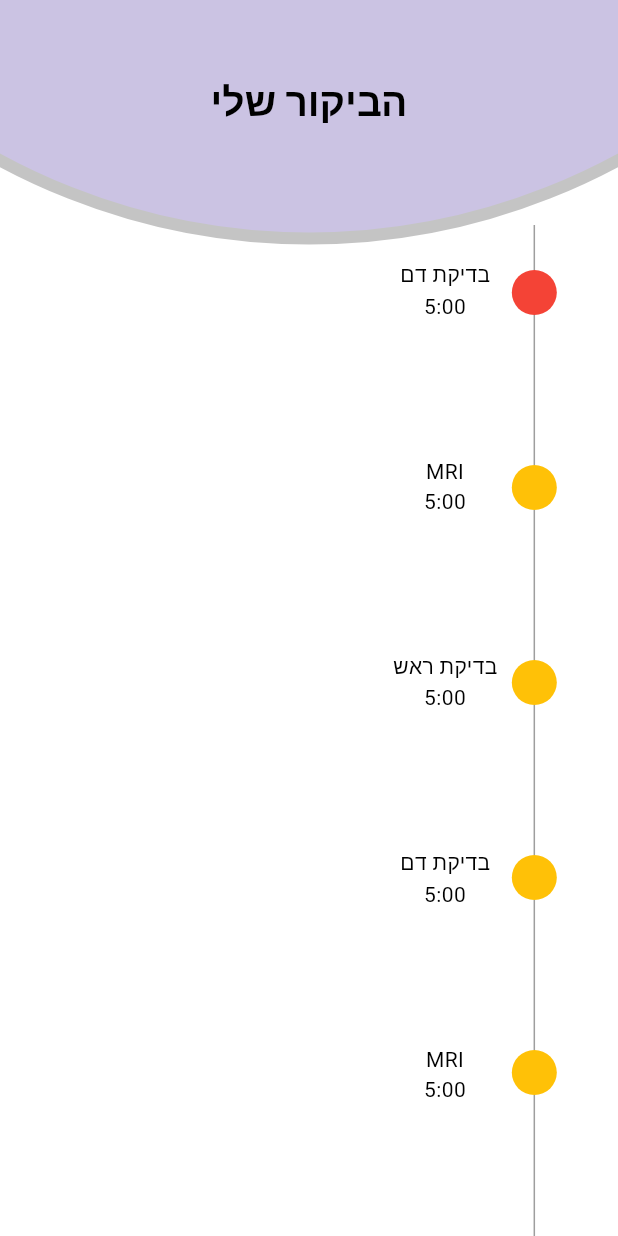
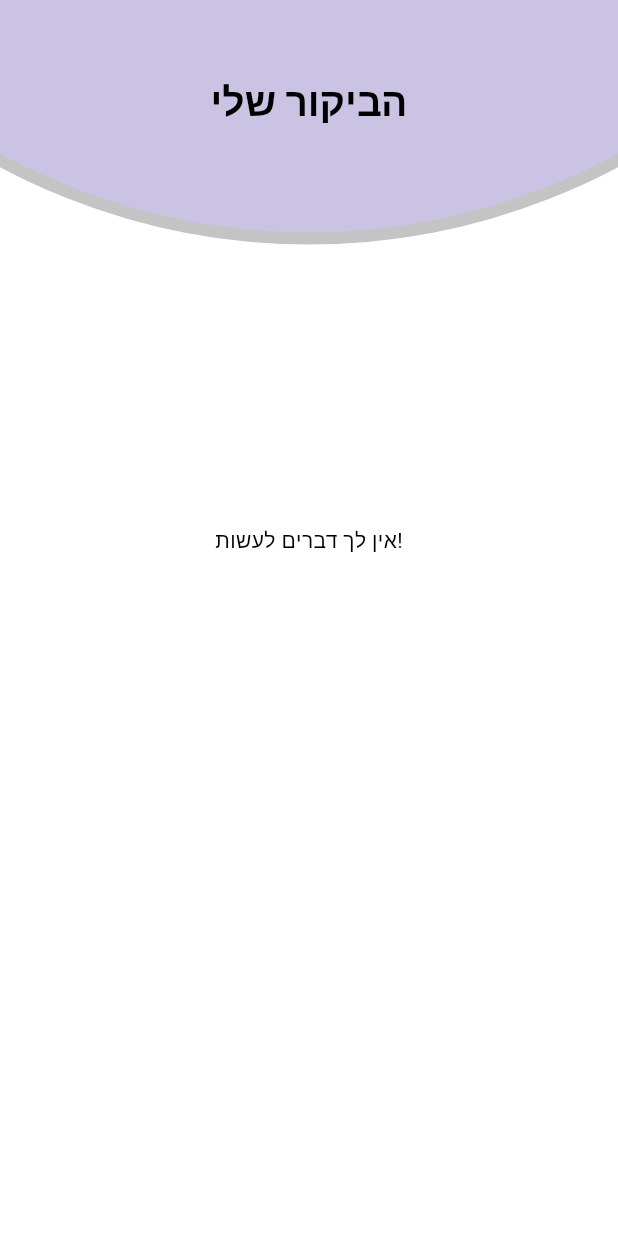
Before and after one commit to tomerkatz2001/with_me_2, a Flutter app: the VisitCoursePage screen opened by its route, on a phone screen of 412 x 824 dp. Run offline on Flutter 3.47's test engine with Material 2 defaults, Android fonts, the phone set to English and light mode, and no system bars; our stand-ins replace cloud_firestore, firebase_auth, firebase_core, google_fonts, nested, tuple; accounts and stored records are empty; Roboto replaces fonts that are missing (RaleWay).

Commit message:
get Stations from fireBase

```diff
--- a/with_me/lib/Components/button.dart
+++ b/with_me/lib/Components/button.dart
@@ -2,10 +2,11 @@ import 'package:with_me/header.dart';
 ElevatedButton Button(void Function() onPressed, String text){
   return ElevatedButton(
     style: ElevatedButton.styleFrom(
+
       foregroundColor: Colors.white,
       backgroundColor: Colors.amber[900]?.withOpacity(0.5),
     ).copyWith(elevation: ButtonStyleButton.allOrNull(0.0)),
     onPressed: onPressed,
-    child: Text(text),
+    child: Text(text, textAlign: TextAlign.center,),
   );
 }
--- a/with_me/lib/Components/input.dart
+++ b/with_me/lib/Components/input.dart
@@ -6,12 +6,15 @@ Widget Input(controller,   String text,
       width: width,
       child: TextField(
         textDirection: TextDirection.rtl,
+        textAlign: TextAlign.right,
         controller: controller,
 
         decoration:  InputDecoration(
             labelText: text,
             hintText: text,
+
             hintTextDirection: TextDirection.rtl,
+
             suffixIcon: Icon(Icons.text_fields_outlined),
             border: OutlineInputBorder(
                 borderRadius: BorderRadius.all(Radius.circular(25.0)))),
--- a/with_me/lib/Objects/patient.dart
+++ b/with_me/lib/Objects/patient.dart
@@ -7,17 +7,32 @@ import '../header.dart';
 //   Role({required this.role}); // should be 'manger'/'volunteer'/'caller'
 // }
 
+List<Station> toList(List<dynamic>? l) {
+  List<Station> list = [];
+  for (var d in l ?? []) {
+    list.add(Station.fromMap(d));
+  }
+  return list;
+}
+
 class Patient {
   String id;
   String name;
   String email;
-  List? dayTasks;
+  List<Station>? dayTasks;
   // TODO: add another information about the volunteer
 
   Patient(this.name,this.id, this.email, {this.dayTasks});
 
+  List<Map> ListOfMaps(){
+    List<Map> l =[];
+    for(var s in this.dayTasks??[]){
+      l.add(s.toMap());
+    }
+    return l;
+  }
   Map<String, dynamic> toMap(){
-    var map= {"name":name,"email":email, 'dayTasks':dayTasks};
+    var map= {"name":name,"email":email, 'dayTasks':ListOfMaps()};
     return map;
   }
   Patient.fromMap(Map<String,dynamic> data,String id):
@@ -25,7 +40,8 @@ class Patient {
         data["name"],
         id,
         data['email'],
-        dayTasks:data['dayTasks']
+        dayTasks:toList(data['dayTasks'])
       );
 
+
 }
--- a/with_me/lib/Objects/station.dart
+++ b/with_me/lib/Objects/station.dart
@@ -8,11 +8,27 @@ import '../header.dart';
 // }
 
 class Station {
-  String name;
-  String location;
-  String time;
+  String? name;
+  String? location;
+  String? time;
   // TODO: add another information about the volunteer
 
   Station(this.name, this.location, this.time);
 
+  Station.fromMap(Map<String, dynamic> data):
+      this(
+        data["name"] ?? "אין שם",
+        data["location"] ?? "טרם נקבע מיקום",
+        data["time"] ?? "אין זמן מוערך"
+      );
+
+    Map<String, dynamic> toMap() {
+      return {"name": this.name,
+        "location": this.location,
+        "time": this.time,
+      };
+    }
+
+
+
 }
--- a/with_me/lib/Screens/visit_course.dart
+++ b/with_me/lib/Screens/visit_course.dart
@@ -13,6 +13,7 @@ class _VisitCoursePageState extends State<VisitCoursePage> {
   }
 
   Widget visitsCourse(List<Station> stations, int current_index) {
+
     var childs = [
       SizedBox(
         height: 30,
@@ -32,12 +33,12 @@ class _VisitCoursePageState extends State<VisitCoursePage> {
     ];
     List<Widget> texts = [];
     texts.add(
-        Column(children: [Text(stations[0].name), Text(stations[0].time)]));
+        Column(children: [Text(stations[0].name??"אין שם"), Text(stations[0].time??"אין זמן מוערך")]));
     int c = 0;
     stations.forEach((station) {
       if (c != 0) {
         texts.add(Container(height: 90));
-        texts.add(Column(children: [Text(station.name), Text(station.time)]));
+        texts.add(Column(children: [Text(station.name??"אין שם"), Text(station.time??"אין זמן מוערך")]));
         childs.add(SizedBox(
           height: 100,
           child: VerticalDivider(
@@ -80,25 +81,54 @@ class _VisitCoursePageState extends State<VisitCoursePage> {
         body: CircularAppBar(
             "הביקור שלי",
             [
-              Positioned(
-                  child: Container(
-                      width: 300,
-                      height: 700,
-                      child: SingleChildScrollView(
-                          child: Positioned(
-                              child: Container(
-                                  child: visitsCourse([
-                                Station("בדיקת דם", "באר שבע", "5:00"),
-                                Station("MRI", "באר שבע", "5:00"),
-                                Station("בדיקת ראש", "באר שבע", "5:00"),
-                                Station("בדיקת דם", "באר שבע", "5:00"),
-                                Station("MRI", "באר שבע", "5:00"),
-                                Station("בדיקת ראש", "באר שבע", "5:00"),
-                              ], 0)),
-                              right: 20,
-                              top: 200))),
-                  top: 150,
-                  right: -150)
+              StreamBuilder<QuerySnapshot<Object?>>(
+                stream: DB.getPatient(context.read<FirebaseAuthMethods>().user.email!),
+                builder: (
+                    BuildContext context,
+                    AsyncSnapshot<QuerySnapshot<Object?>> snapshot,
+                    ) {
+                  if (snapshot.connectionState == ConnectionState.waiting) {
+                    return CircularProgressIndicator();
+                  } else if (snapshot.connectionState == ConnectionState.active
+                      || snapshot.connectionState == ConnectionState.done) {
+                    if (snapshot.hasError) {
+                      return const Text('Error');
+                    } else if (snapshot.hasData) {
+                      var x = snapshot.data!.docs.first.data() as Map<String, dynamic>;
+                      Patient p = Patient.fromMap(x , "tmp");
+                      List<Station> stations = p.dayTasks??[];
+                      if(stations.isEmpty)
+                      {
+                        print("empty!!!!!!!!!!!!!!!");
+                        return Column(
+                          children: [
+                            SizedBox(height: 350,),
+                            Center(child: Text("אין לך דברים לעשות!"),),
+                          ],
+                        );
+                      }
+
+                      return Positioned(
+                        top: 150,
+                        right: -150,
+                        child: SizedBox(
+                            width: 300,
+                            height: 700,
+                            child: SingleChildScrollView(
+                                child: Positioned(
+                                    right: 20,
+                                    top: 200,
+                                    child: Container(
+                                        child: visitsCourse(stations, 0))))),
+                      );
+                    } else {
+                      return const Text('Empty data');
+                    }
+                  } else {
+                    return Text('State: ${snapshot.connectionState}');
+                  }
+                },
+              )
             ],
             context));
   }
--- a/with_me/lib/Utilities/database.dart
+++ b/with_me/lib/Utilities/database.dart
@@ -133,4 +133,13 @@ class DB {
     await FirebaseFirestore.instance.collection("types").doc(type.name).set(
         type.toMap());
   }
+
+  static Stream<QuerySnapshot> getPatient(String patient_email){
+    print("hereee");
+    print(patient_email);
+    return FirebaseFirestore.instance.collection("patients").where(
+        "email", isEqualTo: patient_email).snapshots();
+
+
+  }
 }
--- a/with_me/pubspec.yaml
+++ b/with_me/pubspec.yaml
@@ -70,6 +70,7 @@ flutter:
   # To add assets to your application, add an assets section, like this:
   assets:
      - assets/logo.png
+     - assets/trampoline.png
 
   # An image asset can refer to one or more resolution-specific "variants", see
   # https://flutter.dev/assets-and-images/#resolution-aware
```
Also changed, not shown: with_me/lib/Screens/login.dart (+17 -7 lines), with_me/lib/Screens/manage_patients.dart (+11 -5 lines), with_me/assets/logo.png, with_me/assets/trampoline.png (added).
